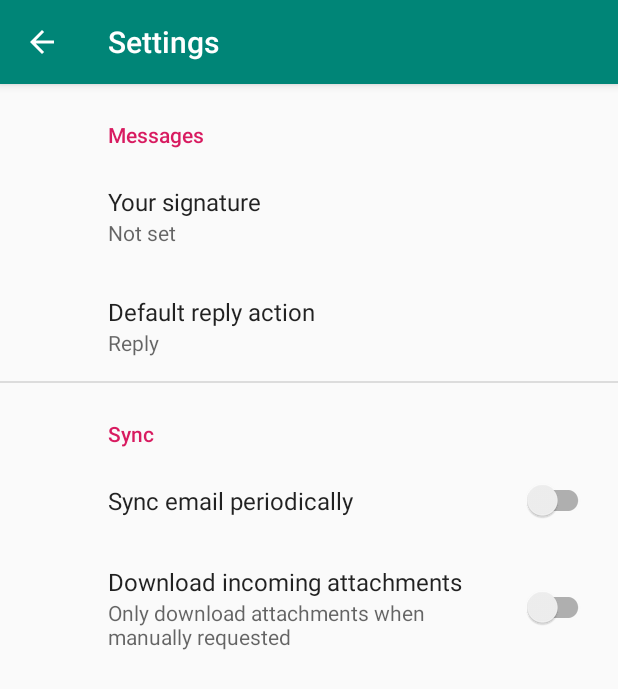
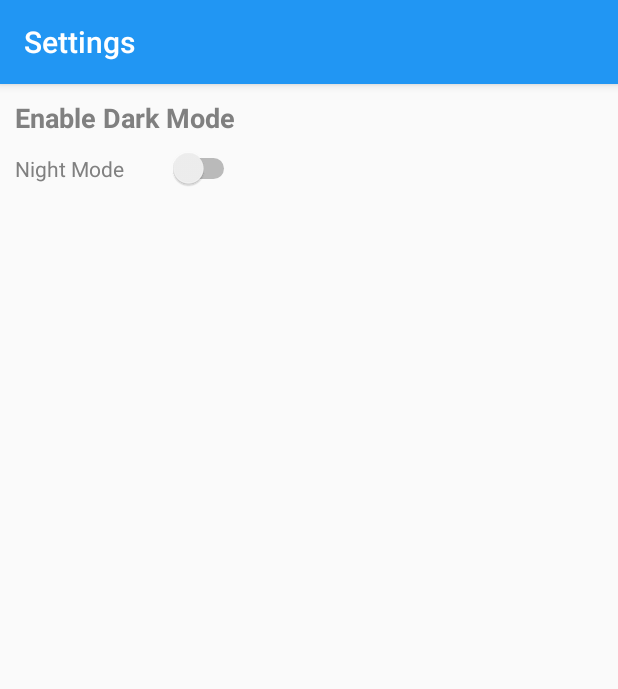
Before and after one commit to pjoshi1715/Android-Studio-Skeleton-App, an Android app: the Settings screen opened directly, with no data from a screen before it, on a phone screen of 412 x 824 dp. Shown: the top 689 px of the screen. Run offline under Robolectric (Android 15) with nearby library versions, the phone set to English and light mode, and no system bars; our stand-ins replace androidx.preference.

Commit message:
Adding Night Mode Setting, had to work on MainActivity so a setting page probs wont exist, it will just be an option in the bottom right corner

```diff
--- a/app/build.gradle
+++ b/app/build.gradle
@@ -31,4 +31,5 @@ dependencies {
     testImplementation 'junit:junit:4.12'
     androidTestImplementation 'androidx.test.ext:junit:1.1.0'
     androidTestImplementation 'androidx.test.espresso:espresso-core:3.1.1'
+
 }
--- a/app/src/main/java/CSA/myapplication/Settings.java
+++ b/app/src/main/java/CSA/myapplication/Settings.java
@@ -1,29 +1,29 @@
 package CSA.myapplication;
 
 import android.os.Bundle;
-
+import android.widget.Switch;
 import androidx.appcompat.app.ActionBar;
 import androidx.appcompat.app.AppCompatActivity;
 import androidx.preference.PreferenceFragmentCompat;
 
 public class Settings extends AppCompatActivity {
-
     @Override
     protected void onCreate(Bundle savedInstanceState) {
         super.onCreate(savedInstanceState);
         setContentView(R.layout.settings_activity);
-        getSupportFragmentManager()
+        Switch myswitch = (Switch)findViewById(R.id.myswitch);
+    }
+
+    public static class SettingsFragment extends PreferenceFragmentCompat {
+        @Override
+        /*getSupportFragmentManager()
                 .beginTransaction()
                 .replace(R.id.settings, new SettingsFragment())
                 .commit();
         ActionBar actionBar = getSupportActionBar();
         if (actionBar != null) {
             actionBar.setDisplayHomeAsUpEnabled(true);
-        }
-    }
-
-    public static class SettingsFragment extends PreferenceFragmentCompat {
-        @Override
+        }*/
         public void onCreatePreferences(Bundle savedInstanceState, String rootKey) {
             setPreferencesFromResource(R.xml.root_preferences, rootKey);
         }
--- a/app/src/main/java/CSA/myapplication/ui/notifications/NotificationsFragment.java
+++ b/app/src/main/java/CSA/myapplication/ui/notifications/NotificationsFragment.java
@@ -5,7 +5,6 @@ import android.view.LayoutInflater;
 import android.view.View;
 import android.view.ViewGroup;
 import android.widget.TextView;
-
 import androidx.annotation.Nullable;
 import androidx.annotation.NonNull;
 import androidx.fragment.app.Fragment;
--- a/app/src/main/java/CSA/myapplication/ui/notifications/NotificationsViewModel.java
+++ b/app/src/main/java/CSA/myapplication/ui/notifications/NotificationsViewModel.java
@@ -1,8 +1,12 @@
 package CSA.myapplication.ui.notifications;
 
+import android.os.Bundle;
+import android.widget.Switch;
+import CSA.myapplication.R;
 import androidx.lifecycle.LiveData;
 import androidx.lifecycle.MutableLiveData;
 import androidx.lifecycle.ViewModel;
+
 
 public class NotificationsViewModel extends ViewModel {
 
@@ -16,4 +20,5 @@ public class NotificationsViewModel extends ViewModel {
     public LiveData<String> getText() {
         return mText;
     }
+
 }
--- a/app/src/main/res/layout/fragment_notifications.xml
+++ b/app/src/main/res/layout/fragment_notifications.xml
@@ -1,6 +1,7 @@
 <?xml version="1.0" encoding="utf-8"?>
 <androidx.constraintlayout.widget.ConstraintLayout xmlns:android="http://schemas.android.com/apk/res/android"
     xmlns:app="http://schemas.android.com/apk/res-auto"
+    xmlns:tools="http://schemas.android.com/tools"
     android:layout_width="match_parent"
     android:layout_height="match_parent">
 
@@ -16,4 +17,6 @@
         app:layout_constraintEnd_toEndOf="parent"
         app:layout_constraintStart_toStartOf="parent"
         app:layout_constraintTop_toTopOf="parent" />
+
+
 </androidx.constraintlayout.widget.ConstraintLayout>
--- a/app/src/main/res/layout/settings_activity.xml
+++ b/app/src/main/res/layout/settings_activity.xml
@@ -1,9 +1,24 @@
 <LinearLayout xmlns:android="http://schemas.android.com/apk/res/android"
     android:layout_width="match_parent"
-    android:layout_height="match_parent">
+    android:layout_height="match_parent"
+    android:padding ="10dp"
+    android:orientation="vertical">
 
-    <FrameLayout
-        android:id="@+id/settings"
-        android:layout_width="match_parent"
-        android:layout_height="match_parent" />
+    <TextView
+        android:layout_width="wrap_content"
+        android:layout_height="wrap_content"
+        android:text="Enable Dark Mode"
+        android:textColor="?attr/textcolor"
+        android:textSize="18sp"
+        android:textStyle="bold"/>
+
+    <Switch
+        android:id="@+id/myswitch"
+        android:layout_width="150dp"
+        android:layout_height="wrap_content"
+        android:layout_marginTop="8dp"
+        android:text="Night Mode"
+        android:textColor="?attr/textcolor" />
+
+
 </LinearLayout>
--- a/app/src/main/res/values/strings.xml
+++ b/app/src/main/res/values/strings.xml
@@ -19,4 +19,5 @@
     <string name="attachment_summary_on">Automatically download attachments for incoming emails
     </string>
     <string name="attachment_summary_off">Only download attachments when manually requested</string>
+    <string name="settingbutton">Button</string>
 </resources>
--- a/app/src/main/res/values/styles.xml
+++ b/app/src/main/res/values/styles.xml
@@ -1,11 +1,29 @@
 <resources>
 
-    <!-- Base application theme. -->
+    <!-- Light Theme -->
     <style name="AppTheme" parent="Theme.AppCompat.Light.DarkActionBar">
         <!-- Customize your theme here. -->
-        <item name="colorPrimary">@color/colorPrimary</item>
-        <item name="colorPrimaryDark">@color/colorPrimaryDark</item>
+        <item name="colorPrimary">#2196F3</item>
+        <item name="colorPrimaryDark">#1976D2</item>
         <item name="colorAccent">@color/colorAccent</item>
+        <item name ="backgroundcolor">#fcfcfc</item>
+        <item name ="cardbackground">#ffffff</item>
+        <item name="tintcolor">#000000 </item>
+        <item name="buttoncolor">#2196F3 </item>
+        <item name ="textcolor">#808080 </item>
+    </style>
+    <!-- Night Theme -->
+    <style name="darktheme" parent="Theme.AppCompat.Light.DarkActionBar">
+        <!-- Customize your theme here. -->
+        <item name="colorPrimary">#212121</item>
+        <item name="colorPrimaryDark">#000000</item>
+        <item name="colorAccent">@color/colorAccent</item>
+        <item name ="backgroundcolor">#303030</item>
+        <item name ="textcolor">#ffffff</item>
+        <item name="cardbackground">#424242 </item>
+        <item name="tintcolor">#ffffff </item>
+        <item name="buttoncolor">#2196F3</item>
+
     </style>
 
 </resources>
```
Also changed, not shown: app/src/main/java/CSA/myapplication/MainActivity.java (+25 -3 lines), app/src/main/res/layout/activity_main.xml (+18 -0 lines), app/src/main/res/values/attrs.xml (added, +10 -0 lines).
